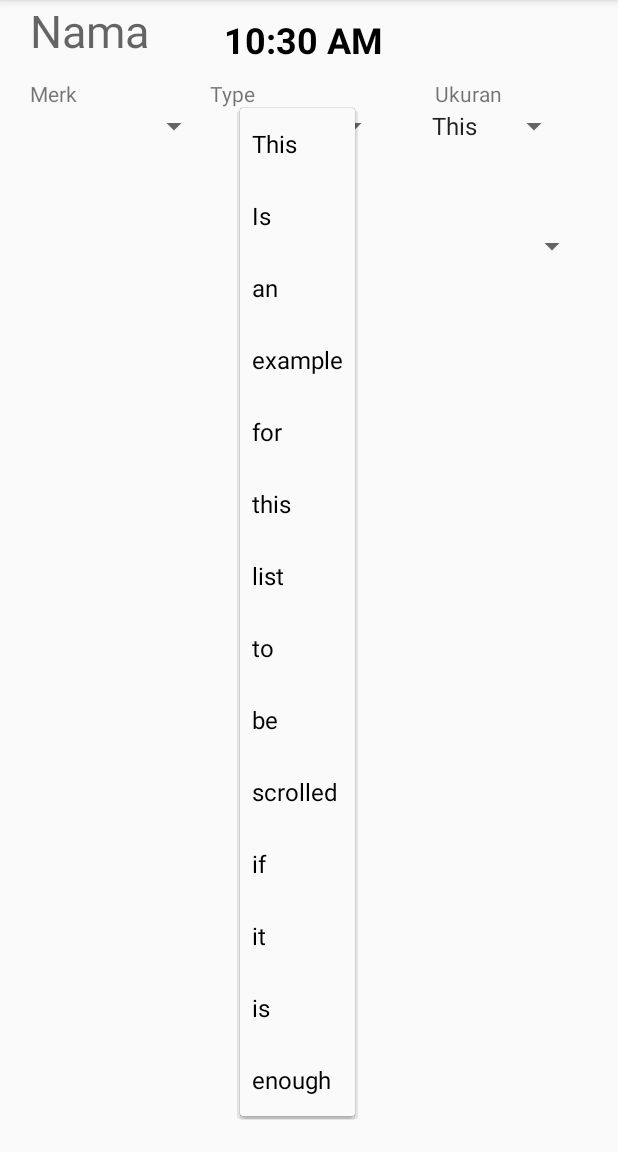
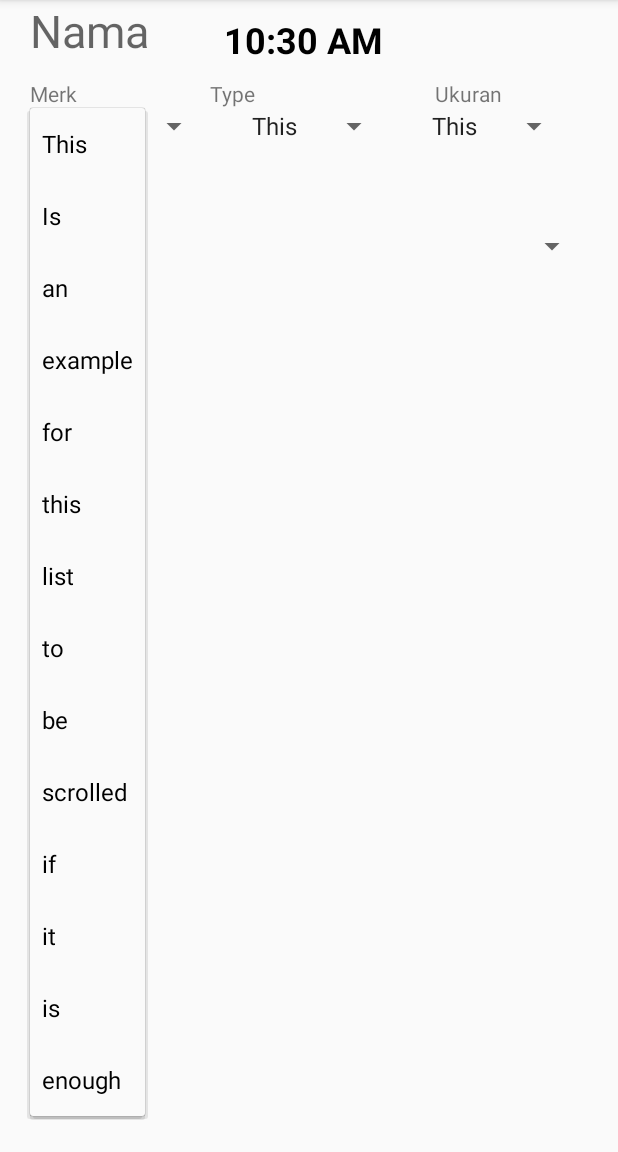
Before and after one commit to davsobo/Inventoworx, an Android app: the AdminActivity screen opened directly, with no data from a screen before it, after a tap on "This", on a phone screen of 412 x 824 dp, the part 84-1236 px from its top. Run offline under Robolectric (Android 15) with nearby library versions, the phone set to English and light mode, and no system bars.

```diff
--- a/app/src/main/java/com/orpheus/rebuffer/AdminActivity.java
+++ b/app/src/main/java/com/orpheus/rebuffer/AdminActivity.java
@@ -2,16 +2,59 @@ package com.orpheus.rebuffer;
 
 import android.support.v7.app.AppCompatActivity;
 import android.os.Bundle;
+import android.view.View;
+import android.widget.AdapterView;
+import android.widget.ArrayAdapter;
+import android.widget.Spinner;
 import android.widget.TextView;
+
+import java.util.ArrayList;
 
 public class AdminActivity extends AppCompatActivity {
 
     private TextView uname;
+    public Spinner spinner1;
+    public Spinner spinner2;
+    public Spinner spinner3;
+    public Spinner spinner4;
+    private ArrayList<Spinner> spinnerCollection ;
     @Override
     protected void onCreate(Bundle savedInstanceState) {
         super.onCreate(savedInstanceState);
         setContentView(R.layout.activity_admin);
-        uname= (TextView) findViewById(R.id.adminNama);
+
+        spinnerCollection = new ArrayList<Spinner>();
+        spinner1 = (Spinner) findViewById(R.id.spinner);
+        spinner2 = (Spinner) findViewById(R.id.spinner2);
+        spinner3 = (Spinner) findViewById(R.id.spinner3);
+        spinner4 = (Spinner) findViewById(R.id.spinner4);
+        spinnerCollection.add(spinner1);
+        spinnerCollection.add(spinner2);
+        spinnerCollection.add(spinner3);
+        spinnerCollection.add(spinner4);
+
+        uname = (TextView) findViewById(R.id.adminNama);
         uname.setText(UserData.getmEmail());
+
+        ArrayAdapter<CharSequence> adapter = ArrayAdapter.createFromResource(
+                this, R.array.sample, android.R.layout.simple_spinner_item);
+        adapter.setDropDownViewResource(android.R.layout.simple_spinner_dropdown_item);
+
+        for (Spinner spinner :spinnerCollection
+                ) {
+            spinner.setAdapter(adapter);
+            spinner.setOnItemSelectedListener(
+                    new AdapterView.OnItemSelectedListener() {
+                        public void onItemSelected(
+                                AdapterView<?> parent, View view, int position, long id) {
+                        }
+
+                        public void onNothingSelected(
+                                AdapterView<?> parent) {
+                        }
+                    });
+
+        }
+
     }
 }
```
